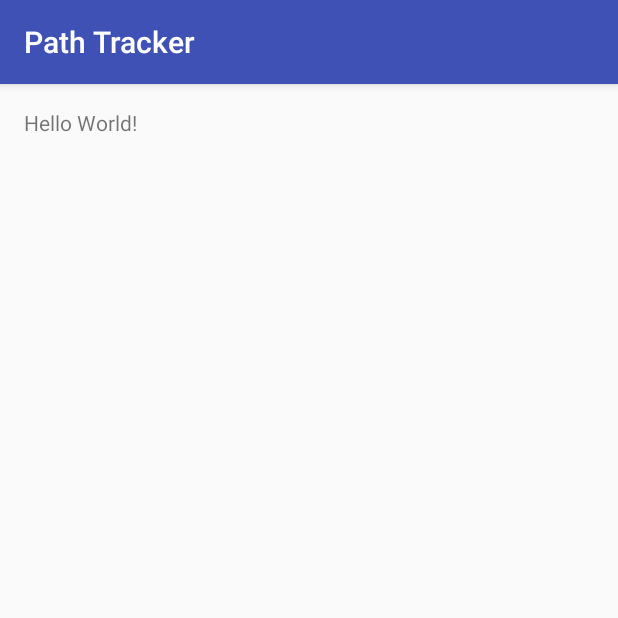
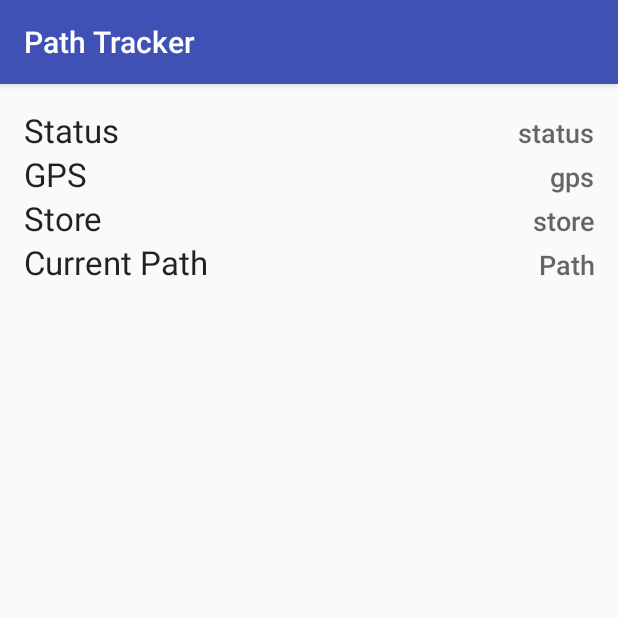
Before and after one commit to florensh/isa_app, an Android app: the screen it shows after launch (MainActivity), on a phone screen of 412 x 824 dp, the top half of it. Run offline under Robolectric (Android 15) with nearby library versions, the phone set to English and light mode, and no system bars.

Commit message:
added layout for main activity

```diff
--- a/app/src/main/AndroidManifest.xml
+++ b/app/src/main/AndroidManifest.xml
@@ -16,5 +16,6 @@
             </intent-filter>
         </activity>
     </application>
-
+    <uses-permission android:name="android.permission.WRITE_EXTERNAL_STORAGE" />
+    <uses-permission android:name="android.permission.READ_EXTERNAL_STORAGE" />
 </manifest>
--- a/app/src/main/res/layout/activity_main.xml
+++ b/app/src/main/res/layout/activity_main.xml
@@ -10,8 +10,95 @@
     android:paddingTop="@dimen/activity_vertical_margin"
     tools:context="se.hshn.de.pathtracker.MainActivity">
 
-    <TextView
-        android:layout_width="wrap_content"
-        android:layout_height="wrap_content"
-        android:text="Hello World!" />
+    <TableLayout
+        android:layout_width="match_parent"
+        android:layout_height="match_parent"
+        android:layout_alignParentTop="true"
+        android:layout_alignParentLeft="true"
+        android:layout_alignParentStart="true">
+
+        <TableRow
+            android:layout_width="match_parent"
+            android:layout_height="match_parent" >
+
+            <TextView
+                android:text="Status"
+                android:layout_width="wrap_content"
+                android:layout_height="wrap_content"
+                android:id="@+id/labelStatus"
+                android:textAppearance="@android:style/TextAppearance.DeviceDefault.Large" />
+
+            <TextView
+                android:text="status"
+                android:layout_width="wrap_content"
+                android:layout_height="wrap_content"
+                android:id="@+id/status"
+                android:layout_weight="1"
+                android:gravity="right"
+                android:textAppearance="@android:style/TextAppearance.DeviceDefault.Medium" />
+        </TableRow>
+
+        <TableRow
+            android:layout_width="match_parent"
+            android:layout_height="match_parent" >
+
+            <TextView
+                android:text="GPS"
+                android:layout_width="wrap_content"
+                android:layout_height="wrap_content"
+                android:id="@+id/labelGps"
+                android:textAppearance="@android:style/TextAppearance.DeviceDefault.Large" />
+
+            <TextView
+                android:text="gps"
+                android:layout_width="wrap_content"
+                android:layout_height="wrap_content"
+                android:id="@+id/gps"
+                android:layout_weight="1"
+                android:gravity="right"
+                android:textAppearance="@android:style/TextAppearance.DeviceDefault.Medium" />
+        </TableRow>
+
+        <TableRow
+            android:layout_width="match_parent"
+            android:layout_height="match_parent" >
+
+            <TextView
+                android:text="Store"
+                android:layout_width="wrap_content"
+                android:layout_height="wrap_content"
+                android:id="@+id/labelStore"
+                android:textAppearance="@android:style/TextAppearance.DeviceDefault.Large" />
+
+            <TextView
+                android:text="store"
+                android:layout_width="wrap_content"
+                android:layout_height="wrap_content"
+                android:id="@+id/store"
+                android:gravity="right"
+                android:layout_weight="1"
+                android:textAppearance="@android:style/TextAppearance.DeviceDefault.Medium" />
+        </TableRow>
+
+        <TableRow
+            android:layout_width="match_parent"
+            android:layout_height="match_parent" >
+
+            <TextView
+                android:text="Current Path"
+                android:layout_width="wrap_content"
+                android:layout_height="wrap_content"
+                android:id="@+id/labelPath"
+                android:textAppearance="@android:style/TextAppearance.DeviceDefault.Large" />
+
+            <TextView
+                android:text="Path"
+                android:layout_width="wrap_content"
+                android:layout_height="wrap_content"
+                android:id="@+id/path"
+                android:gravity="right"
+                android:layout_weight="1"
+                android:textAppearance="@android:style/TextAppearance.DeviceDefault.Medium" />
+        </TableRow>
+    </TableLayout>
 </RelativeLayout>
```
